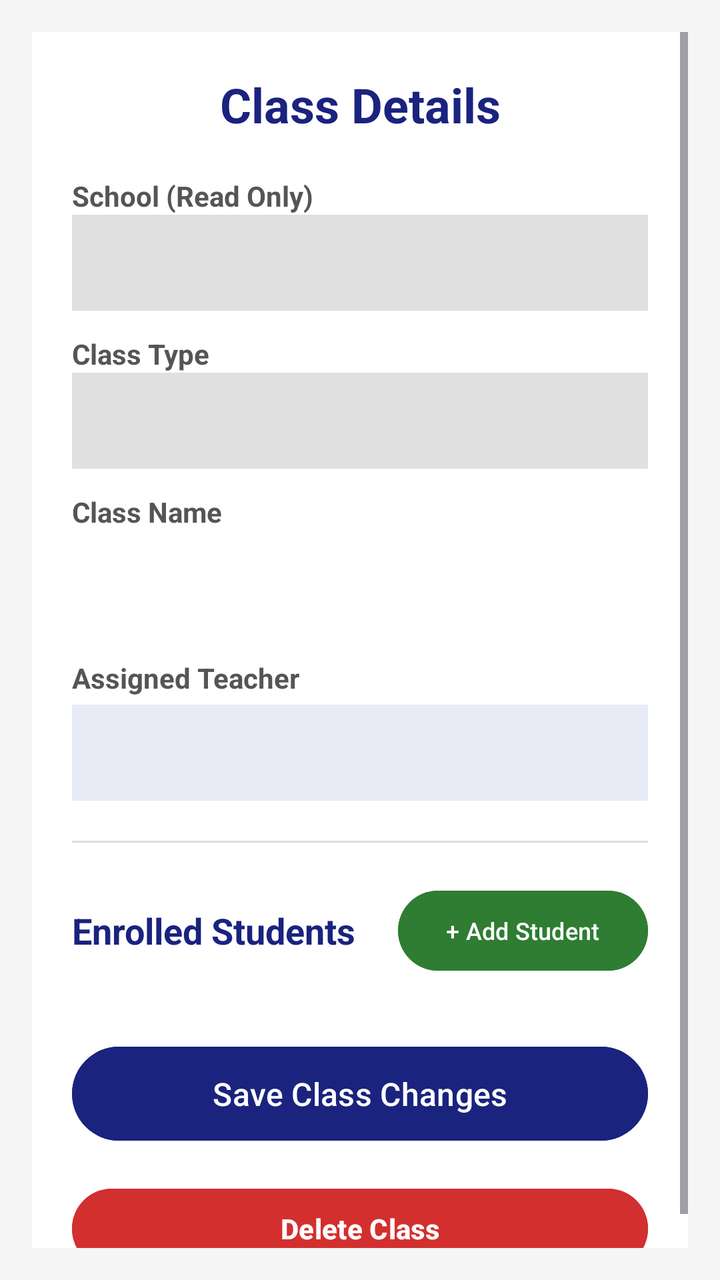
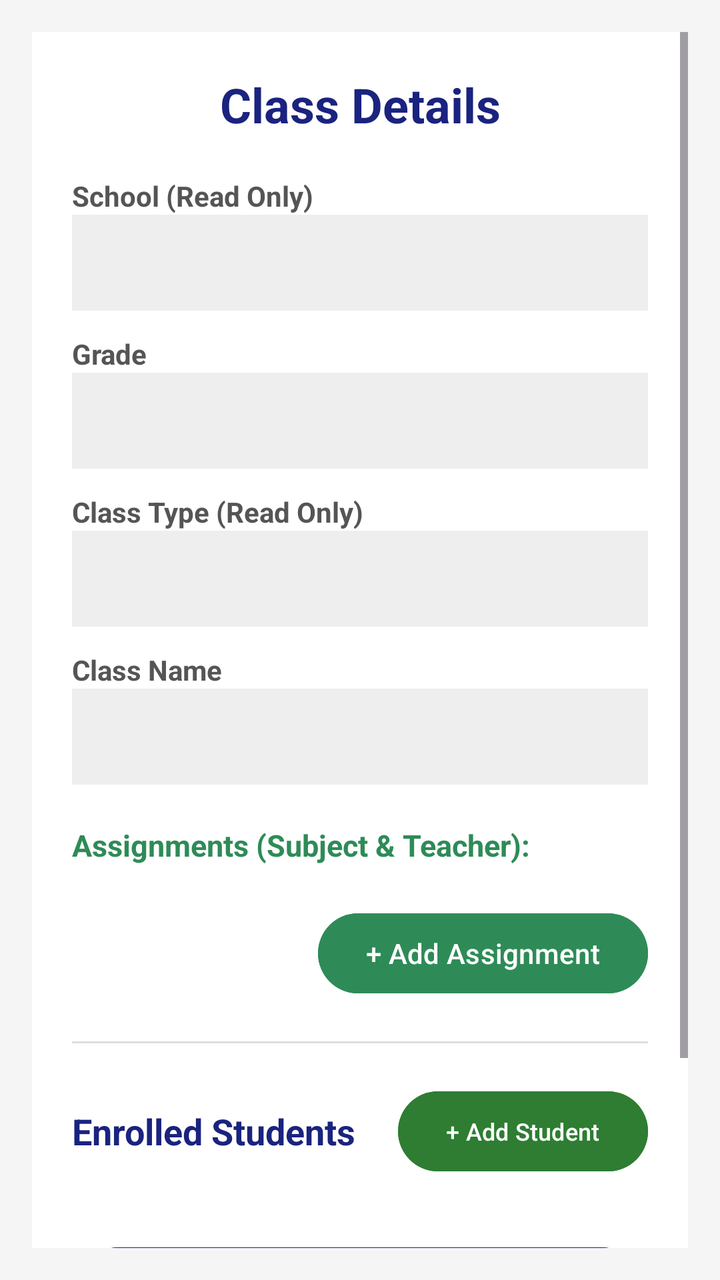

The first picture is an Android layout as it rendered before a commit; the second is the same layout after the commit. The layout source and the unified diff follow.
<!-- AndroidManifest.xml: application theme Theme.Schooly -->
<!-- res/layout/activity_class_detail.xml -->
<?xml version="1.0" encoding="utf-8"?>
<ScrollView xmlns:android="http://schemas.android.com/apk/res/android"
    xmlns:app="http://schemas.android.com/apk/res-auto"
    android:layout_width="match_parent"
    android:layout_height="match_parent"
    android:background="#F5F5F5"
    android:padding="16dp">

    <LinearLayout
        android:layout_width="match_parent"
        android:layout_height="wrap_content"
        android:orientation="vertical"
        android:background="@android:color/white"
        android:padding="20dp"
        android:elevation="4dp">

        <TextView
            android:id="@+id/tvClassDetailTitle"
            android:layout_width="match_parent"
            android:layout_height="wrap_content"
            android:text="Class Details"
            android:textSize="24sp"
            android:textStyle="bold"
            android:textColor="#1A237E"
            android:gravity="center"
            android:layout_marginBottom="20dp"/>

        <TextView
            android:layout_width="match_parent"
            android:layout_height="wrap_content"
            android:text="School (Read Only)"
            android:textStyle="bold"
            android:textColor="#555555"/>
        <EditText
            android:id="@+id/etClassSchoolLocked"
            android:layout_width="match_parent"
            android:layout_height="48dp"
            android:editable="false"
            android:focusable="false"
            android:background="#E0E0E0"
            android:padding="10dp"
            android:layout_marginBottom="12dp"/>

        <TextView
            android:layout_width="match_parent"
            android:layout_height="wrap_content"
            android:text="Class Type"
            android:textStyle="bold"
            android:textColor="#555555"/>
        <EditText
            android:id="@+id/etClassTypeLocked"
            android:layout_width="match_parent"
            android:layout_height="48dp"
            android:editable="false"
            android:focusable="false"
            android:background="#E0E0E0"
            android:padding="10dp"
            android:layout_marginBottom="12dp"/>

        <TextView
            android:layout_width="match_parent"
            android:layout_height="wrap_content"
            android:text="Class Name"
            android:textStyle="bold"
            android:textColor="#555555"/>
        <EditText
            android:id="@+id/etClassName"
            android:layout_width="match_parent"
            android:layout_height="48dp"
            android:background="@android:color/transparent"
            android:padding="10dp"
            android:layout_marginBottom="16dp"/>

        <TextView
            android:id="@+id/tvTeacherLabel"
            android:layout_width="match_parent"
            android:layout_height="wrap_content"
            android:text="Assigned Teacher"
            android:textStyle="bold"
            android:textColor="#555555"
            android:layout_marginBottom="4dp"/>
        <Spinner
            android:id="@+id/spinnerClassTeacher"
            android:layout_width="match_parent"
            android:layout_height="48dp"
            android:background="#E8EAF6"
            android:layout_marginBottom="20dp"/>

        <View
            android:layout_width="match_parent"
            android:layout_height="1dp"
            android:background="#DDDDDD"
            android:layout_marginBottom="20dp"/>

        <LinearLayout
            android:layout_width="match_parent"
            android:layout_height="wrap_content"
            android:orientation="horizontal"
            android:gravity="center_vertical"
            android:layout_marginBottom="10dp">

            <TextView
                android:id="@+id/tvStudentsListTitle"
                android:layout_width="0dp"
                android:layout_height="wrap_content"
                android:layout_weight="1"
                android:text="Enrolled Students"
                android:textSize="18sp"
                android:textStyle="bold"
                android:textColor="#1A237E"/>

            <Button
                android:id="@+id/btnOpenAddStudentDialog"
                android:layout_width="wrap_content"
                android:layout_height="wrap_content"
                android:text="+ Add Student"
                android:backgroundTint="#2E7D32"
                android:textColor="@android:color/white"
                android:textSize="12sp"/>
        </LinearLayout>

        <LinearLayout
            android:id="@+id/layoutClassStudentsList"
            android:layout_width="match_parent"
            android:layout_height="wrap_content"
            android:orientation="vertical"
            android:layout_marginBottom="20dp" />

        <Button
            android:id="@+id/btnSaveClassDetails"
            android:layout_width="match_parent"
            android:layout_height="55dp"
            android:text="Save Class Changes"
            android:textSize="16sp"
            android:backgroundTint="#1A237E"
            android:textColor="@android:color/white"/>

        <Button
            android:id="@+id/btnDeleteClass"
            android:layout_width="match_parent"
            android:layout_height="wrap_content"
            android:text="Delete Class"
            android:textColor="@android:color/white"
            android:backgroundTint="#D32F2F"
            android:layout_marginTop="16dp"
            android:textStyle="bold" />

    </LinearLayout>
</ScrollView>
<!-- resources referenced by this layout -->
<resources>
  <style name="Theme.Schooly" parent="Base.Theme.Schooly" />
  <style name="Base.Theme.Schooly" parent="Theme.Material3.DayNight.NoActionBar">
          
          
      </style>
</resources>

<!-- the commit's change to res/layout/activity_class_detail.xml (unified diff, before → after) -->
@@ -1,6 +1,5 @@
 <?xml version="1.0" encoding="utf-8"?>
 <ScrollView xmlns:android="http://schemas.android.com/apk/res/android"
-    xmlns:app="http://schemas.android.com/apk/res-auto"
     android:layout_width="match_parent"
     android:layout_height="match_parent"
     android:background="#F5F5F5"
@@ -35,27 +34,42 @@
             android:id="@+id/etClassSchoolLocked"
             android:layout_width="match_parent"
             android:layout_height="48dp"
-            android:editable="false"
+            android:background="#EEEEEE"
+            android:paddingStart="12dp"
             android:focusable="false"
-            android:background="#E0E0E0"
-            android:padding="10dp"
-            android:layout_marginBottom="12dp"/>
+            android:clickable="false"
+            android:inputType="none"
+            android:layout_marginBottom="12dp" />
 
         <TextView
             android:layout_width="match_parent"
             android:layout_height="wrap_content"
-            android:text="Class Type"
+            android:text="Grade"
+            android:textStyle="bold"
+            android:textColor="#555555"/>
+        <Spinner
+            android:id="@+id/spinnerGradeSelect"
+            android:layout_width="match_parent"
+            android:layout_height="48dp"
+            android:background="#EEEEEE"
+            android:layout_marginBottom="12dp" />
+
+        <TextView
+            android:layout_width="match_parent"
+            android:layout_height="wrap_content"
+            android:text="Class Type (Read Only)"
             android:textStyle="bold"
             android:textColor="#555555"/>
         <EditText
             android:id="@+id/etClassTypeLocked"
             android:layout_width="match_parent"
             android:layout_height="48dp"
-            android:editable="false"
+            android:background="#EEEEEE"
+            android:paddingStart="12dp"
             android:focusable="false"
-            android:background="#E0E0E0"
-            android:padding="10dp"
-            android:layout_marginBottom="12dp"/>
+            android:clickable="false"
+            android:inputType="none"
+            android:layout_marginBottom="12dp" />
 
         <TextView
             android:layout_width="match_parent"
@@ -67,23 +81,34 @@
             android:id="@+id/etClassName"
             android:layout_width="match_parent"
             android:layout_height="48dp"
-            android:background="@android:color/transparent"
-            android:padding="10dp"
-            android:layout_marginBottom="16dp"/>
+            android:background="#EEEEEE"
+            android:paddingStart="12dp"
+            android:layout_marginBottom="20dp" />
 
         <TextView
-            android:id="@+id/tvTeacherLabel"
             android:layout_width="match_parent"
             android:layout_height="wrap_content"
-            android:text="Assigned Teacher"
+            android:text="Assignments (Subject &amp; Teacher):"
             android:textStyle="bold"
-            android:textColor="#555555"
-            android:layout_marginBottom="4dp"/>
-        <Spinner
-            android:id="@+id/spinnerClassTeacher"
+            android:textColor="#2E8B57"
+            android:textSize="15sp"
+            android:layout_marginBottom="10dp"/>
+
+        <LinearLayout
+            android:id="@+id/layoutPairsContainer"
             android:layout_width="match_parent"
-            android:layout_height="48dp"
-            android:background="#E8EAF6"
+            android:layout_height="wrap_content"
+            android:orientation="vertical"
+            android:layout_marginBottom="10dp" />
+
+        <Button
+            android:id="@+id/btnAddPairRow"
+            android:layout_width="wrap_content"
+            android:layout_height="wrap_content"
+            android:text="+ Add Assignment"
+            android:backgroundTint="#2E8B57"
+            android:textColor="@android:color/white"
+            android:layout_gravity="end"
             android:layout_marginBottom="20dp"/>
 
         <View
